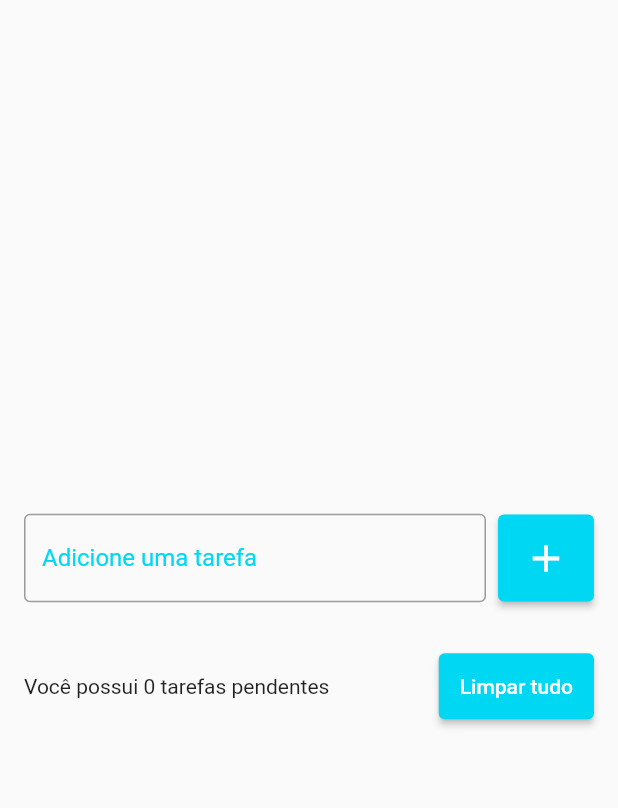
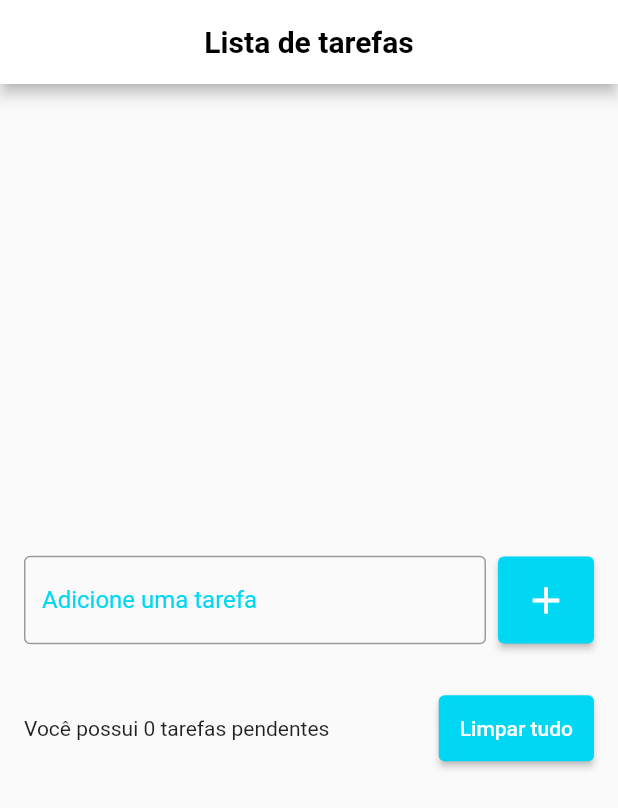
Before and after one commit to Marcelo1233/cadastro_de_tarefas, a Flutter app: the screen it shows after launch, on a phone screen of 412 x 824 dp. Shown: the top 808 px of the screen. Run offline on Flutter 3.47's test engine with Material 2 defaults, Android fonts, the phone set to English and light mode, and no system bars; our stand-ins replace flutter_slidable, shared_preferences.

Commit message:
first commit

```diff
--- a/lib/pages/todo_list_page.dart
+++ b/lib/pages/todo_list_page.dart
@@ -36,6 +36,17 @@ setState(() {
   Widget build(BuildContext context) {
     return SafeArea(
       child: Scaffold(
+
+        appBar: AppBar(
+        backgroundColor: Colors.white,
+        centerTitle: true,
+        title: const Text("Lista de tarefas",
+        style: TextStyle(
+          color: Colors.black,
+          fontWeight: FontWeight.bold
+        )),
+      ),
+
         body: Center(
           child: Padding(
               padding: const EdgeInsets.all(16),
```
